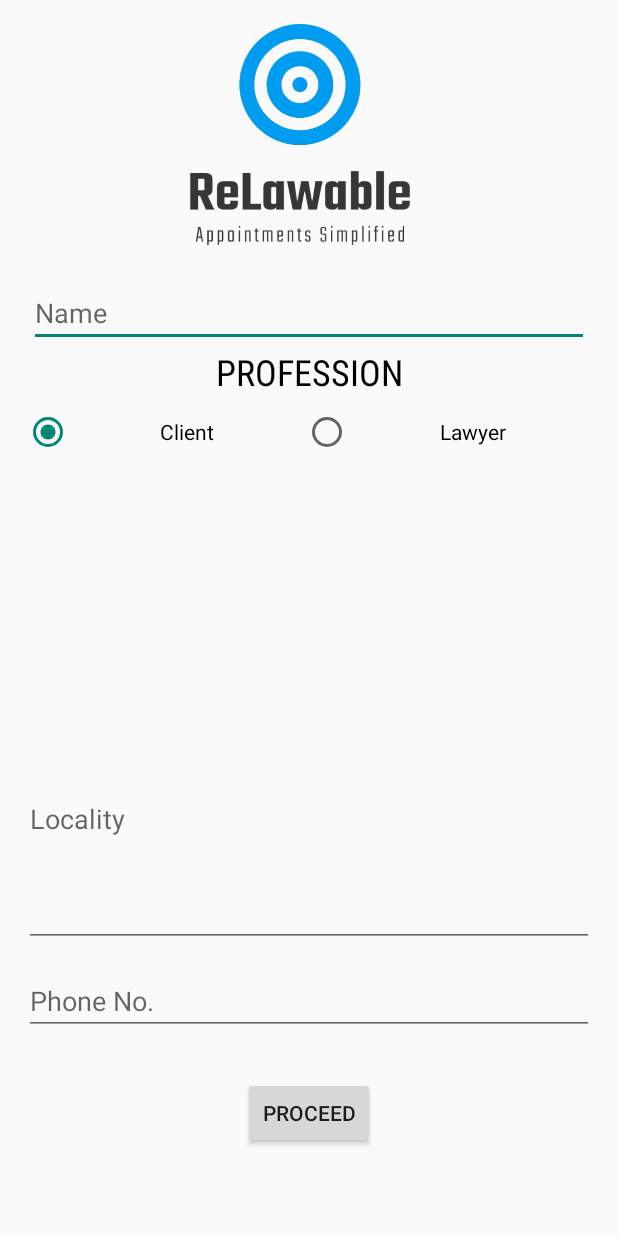
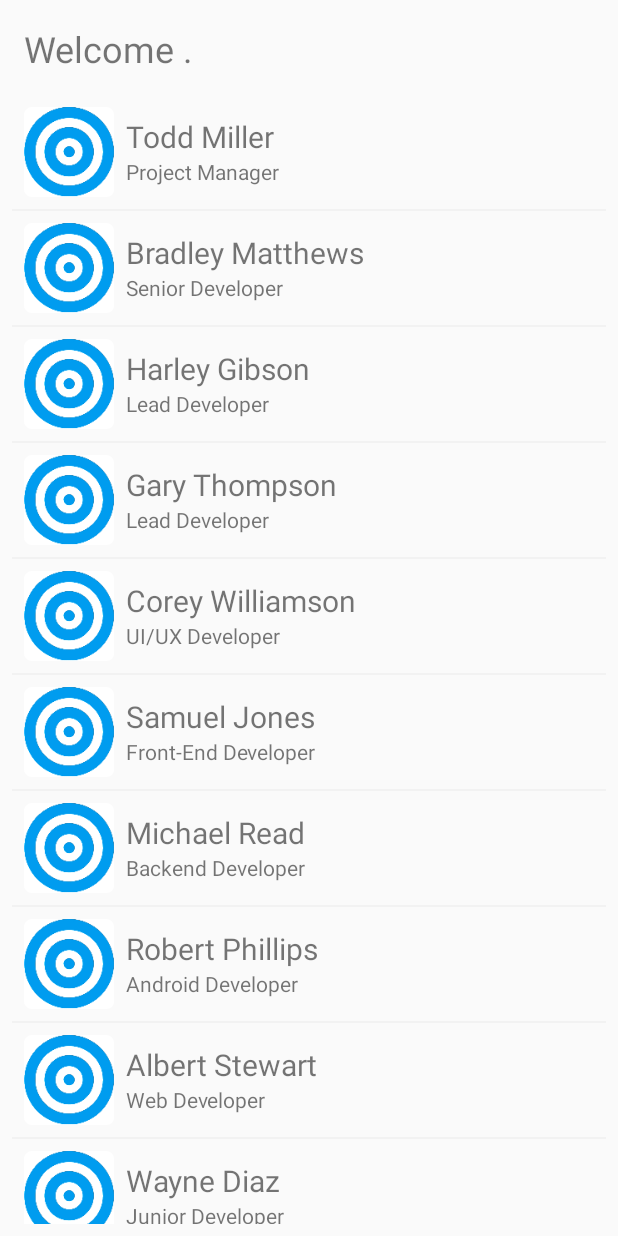
Before and after one commit to ankurpandeyvns/ReLawAble, an Android app: the SignUp screen opened directly, with no data from a screen before it, after a tap on "PROCEED", on a phone screen of 412 x 824 dp. Run offline under Robolectric (Android 15) with nearby library versions, the phone set to English and light mode, and no system bars; our stand-ins replace Firebase (no records; nobody signed in at launch, a user with empty details on screens opened directly); Roboto replaces fonts that are not available here.

Commit message:
Add more activities ... Near completion

```diff
--- a/app/build.gradle
+++ b/app/build.gradle
@@ -31,6 +31,7 @@ dependencies {
     implementation 'com.android.support:cardview-v7:28.0.0-alpha3'
     implementation 'com.google.firebase:firebase-database:16.0.1'
     implementation 'com.google.firebase:firebase-core:16.0.3'
+    implementation 'com.android.support:recyclerview-v7:28.0.0-alpha3'
 }
 
 apply plugin: 'com.google.gms.google-services'
--- a/app/src/main/AndroidManifest.xml
+++ b/app/src/main/AndroidManifest.xml
@@ -23,7 +23,8 @@
             android:resource="@array/preloaded_fonts" />
 
         <activity android:name=".LawyerHome" />
-        <activity android:name=".SignUp"></activity>
+        <activity android:name=".SignUp" />
+        <activity android:name=".ClientHome"></activity>
     </application>
 
 </manifest>
--- /dev/null
+++ b/app/src/main/java/com/dtechterminal/relawable/ClientHome.java
@@ -0,0 +1,48 @@
+package com.dtechterminal.relawable;
+
+import android.support.v7.app.AppCompatActivity;
+import android.os.Bundle;
+import android.support.v7.widget.LinearLayoutManager;
+import android.support.v7.widget.RecyclerView;
+
+import java.util.ArrayList;
+import java.util.List;
+
+public class ClientHome extends AppCompatActivity {
+    RecyclerView recyclerView;
+    RecyclerView.Adapter mAdapter;
+    RecyclerView.LayoutManager layoutManager;
+
+    List<PersonUtils> personUtilsList;
+
+
+    @Override
+    protected void onCreate(Bundle savedInstanceState) {
+        super.onCreate(savedInstanceState);
+        setContentView(R.layout.activity_client_home);
+        recyclerView = findViewById(R.id.recycleViewContainer);
+        recyclerView.setHasFixedSize(true);
+
+        layoutManager = new LinearLayoutManager(this);
+
+        recyclerView.setLayoutManager(layoutManager);
+
+        personUtilsList = new ArrayList<>();
+
+        //Adding Data into ArrayList
+        personUtilsList.add(new PersonUtils("Todd Miller","Project Manager"));
+        personUtilsList.add(new PersonUtils("Bradley Matthews","Senior Developer"));
+        personUtilsList.add(new PersonUtils("Harley Gibson","Lead Developer"));
+        personUtilsList.add(new PersonUtils("Gary Thompson","Lead Developer"));
+        personUtilsList.add(new PersonUtils("Corey Williamson","UI/UX Developer"));
+        personUtilsList.add(new PersonUtils("Samuel Jones","Front-End Developer"));
+        personUtilsList.add(new PersonUtils("Michael Read","Backend Developer"));
+        personUtilsList.add(new PersonUtils("Robert Phillips","Android Developer"));
+        personUtilsList.add(new PersonUtils("Albert Stewart","Web Developer"));
+        personUtilsList.add(new PersonUtils("Wayne Diaz","Junior Developer"));
+
+        mAdapter = new CustomRecyclerAdapter(this, personUtilsList);
+
+        recyclerView.setAdapter(mAdapter);
+    }
+}
--- /dev/null
+++ b/app/src/main/java/com/dtechterminal/relawable/CustomRecyclerAdapter.java
@@ -0,0 +1,71 @@
+package com.dtechterminal.relawable;
+import android.content.Context;
+import android.support.v7.widget.RecyclerView;
+import android.view.LayoutInflater;
+import android.view.View;
+import android.view.ViewGroup;
+import android.widget.TextView;
+import android.widget.Toast;
+
+import java.util.List;
+
+
+public class CustomRecyclerAdapter extends RecyclerView.Adapter<CustomRecyclerAdapter.ViewHolder> {
+
+    private Context context;
+    private List<PersonUtils> personUtils;
+
+    public CustomRecyclerAdapter(Context context, List personUtils) {
+        this.context = context;
+        this.personUtils = personUtils;
+    }
+
+    @Override
+    public ViewHolder onCreateViewHolder(ViewGroup parent, int viewType) {
+        View v = LayoutInflater.from(parent.getContext()).inflate(R.layout.list_item, parent, false);
+        ViewHolder viewHolder = new ViewHolder(v);
+        return viewHolder;
+    }
+
+    @Override
+    public void onBindViewHolder(ViewHolder holder, int position) {
+        holder.itemView.setTag(personUtils.get(position));
+
+        PersonUtils pu = personUtils.get(position);
+
+        holder.pName.setText(pu.getPersonName());
+        holder.pJobProfile.setText(pu.getJobProfile());
+
+    }
+
+    @Override
+    public int getItemCount() {
+        return personUtils.size();
+    }
+
+    public class ViewHolder extends RecyclerView.ViewHolder{
+
+        public TextView pName;
+        public TextView pJobProfile;
+
+        public ViewHolder(View itemView) {
+            super(itemView);
+
+            pName = itemView.findViewById(R.id.pNametxt);
+            pJobProfile =  itemView.findViewById(R.id.pJobProfiletxt);
+
+            itemView.setOnClickListener(new View.OnClickListener() {
+                @Override
+                public void onClick(View view) {
+
+                    PersonUtils cpu = (PersonUtils) view.getTag();
+
+                    Toast.makeText(view.getContext(), cpu.getPersonName()+" is "+ cpu.getJobProfile(), Toast.LENGTH_SHORT).show();
+
+                }
+            });
+
+        }
+    }
+
+}
--- /dev/null
+++ b/app/src/main/java/com/dtechterminal/relawable/PersonUtils.java
@@ -0,0 +1,27 @@
+package com.dtechterminal.relawable;
+
+public class PersonUtils {
+    private String personName;
+    private String jobProfile;
+
+    public PersonUtils(String personName, String jobProfile) {
+        this.personName = personName;
+        this.jobProfile = jobProfile;
+    }
+
+    public String getPersonName() {
+        return personName;
+    }
+
+    public void setPersonName(String personName) {
+        this.personName = personName;
+    }
+
+    public String getJobProfile() {
+        return jobProfile;
+    }
+
+    public void setJobProfile(String jobProfile) {
+        this.jobProfile = jobProfile;
+    }
+}
--- a/app/src/main/java/com/dtechterminal/relawable/SignUp.java
+++ b/app/src/main/java/com/dtechterminal/relawable/SignUp.java
@@ -1,10 +1,15 @@
 package com.dtechterminal.relawable;
 
+import android.content.Intent;
+import android.net.Uri;
 import android.support.v7.app.AppCompatActivity;
 import android.os.Bundle;
 import android.util.Log;
 import android.view.View;
+import android.widget.Button;
 import android.widget.EditText;
+import android.widget.ImageView;
+import android.widget.RadioGroup;
 import android.widget.Toast;
 
 import com.google.firebase.auth.FirebaseAuth;
@@ -16,6 +21,10 @@ public class SignUp extends AppCompatActivity {
     FirebaseDatabase database = FirebaseDatabase.getInstance();
     FirebaseAuth mauth;
     EditText nm,loc;
+    private Button btnChoose, btnUpload;
+    private ImageView imageView;
+    private Uri filePath;
+    private final int PICK_IMAGE_REQUEST = 71;
     @Override
     protected void onCreate(Bundle savedInstanceState) {
         super.onCreate(savedInstanceState);
@@ -27,6 +36,8 @@ public class SignUp extends AppCompatActivity {
         if(!(user.getDisplayName()==null)) nm.setText(user.getDisplayName());
     }
     public void proceedfn(View view){
+        RadioGroup rg = findViewById(R.id.radioGroup);
+        int selectedid = rg.getCheckedRadioButtonId();
         mauth = FirebaseAuth.getInstance();
         FirebaseUser user = mauth.getCurrentUser();
         DatabaseReference myRef = database.getReference(user.getUid());
@@ -40,5 +51,21 @@ public class SignUp extends AppCompatActivity {
             myRef.child("Locality").setValue(loc.getText().toString());
             myRef.child("Phone").setValue(Long.parseLong(pn.getText().toString()));
         }
+        if(selectedid == 2131296368){
+            DatabaseReference Lawyers = database.getReference("Lawyers");
+            Lawyers.setValue(user.getUid());
+            myRef.child("CORLAW").setValue("1");
+            startActivity(new Intent(getBaseContext(),LawyerHome.class));}
+        else{
+            DatabaseReference Clients = database.getReference("Clients");
+            Clients.setValue(user.getUid());
+            myRef.child("CORLAW").setValue("0");
+            startActivity(new Intent(getBaseContext(),ClientHome.class)); }
+    }
+    private void chooseImage() {
+        Intent intent = new Intent();
+        intent.setType("image/*");
+        intent.setAction(Intent.ACTION_GET_CONTENT);
+        startActivityForResult(Intent.createChooser(intent, "Select Picture"), PICK_IMAGE_REQUEST);
     }
 }
--- /dev/null
+++ b/app/src/main/res/layout/activity_client_home.xml
@@ -0,0 +1,33 @@
+<?xml version="1.0" encoding="utf-8"?>
+<android.support.constraint.ConstraintLayout xmlns:android="http://schemas.android.com/apk/res/android"
+    xmlns:app="http://schemas.android.com/apk/res-auto"
+    xmlns:tools="http://schemas.android.com/tools"
+    android:layout_width="match_parent"
+    android:layout_height="match_parent"
+    tools:context=".ClientHome">
+
+    <TextView
+        android:id="@+id/textView3"
+        android:layout_width="178dp"
+        android:layout_height="39dp"
+        android:layout_marginStart="16dp"
+        android:layout_marginTop="16dp"
+        android:layout_marginBottom="8dp"
+        android:text="Welcome . "
+        android:textSize="24sp"
+        app:layout_constraintBottom_toTopOf="@+id/recycleViewContainer"
+        app:layout_constraintStart_toStartOf="parent"
+        app:layout_constraintTop_toTopOf="parent" />
+
+    <android.support.v7.widget.RecyclerView
+        android:id="@+id/recycleViewContainer"
+        android:layout_width="0dp"
+        android:layout_height="0dp"
+        android:layout_marginStart="8dp"
+        android:layout_marginEnd="8dp"
+        android:layout_marginBottom="8dp"
+        app:layout_constraintBottom_toBottomOf="parent"
+        app:layout_constraintEnd_toEndOf="parent"
+        app:layout_constraintStart_toStartOf="parent"
+        app:layout_constraintTop_toBottomOf="@+id/textView3" />
+</android.support.constraint.ConstraintLayout>
--- /dev/null
+++ b/app/src/main/res/layout/list_item.xml
@@ -0,0 +1,52 @@
+<?xml version="1.0" encoding="utf-8"?>
+<RelativeLayout xmlns:android="http://schemas.android.com/apk/res/android"
+    android:layout_width="match_parent"
+    android:layout_height="wrap_content">
+
+    <RelativeLayout
+        android:id="@+id/singleRow"
+        android:layout_width="match_parent"
+        android:layout_height="wrap_content"
+        android:padding="8dp">
+
+        <ImageView
+            android:id="@+id/userImg"
+            android:src="@mipmap/ic_launcher"
+            android:layout_width="60dp"
+            android:layout_height="60dp" />
+
+        <TextView
+            android:id="@+id/pNametxt"
+            android:text="User Name"
+            android:textSize="20sp"
+            android:layout_marginTop="6dp"
+            android:maxLines="1"
+            android:layout_width="match_parent"
+            android:layout_height="wrap_content"
+            android:layout_alignParentTop="true"
+            android:layout_toRightOf="@+id/userImg"
+            android:layout_toEndOf="@+id/userImg"
+            android:layout_marginLeft="8dp"
+            android:layout_marginStart="8dp" />
+
+        <TextView
+            android:id="@+id/pJobProfiletxt"
+            android:text="Job Profile"
+            android:textSize="14sp"
+            android:maxLines="1"
+            android:layout_width="match_parent"
+            android:layout_height="wrap_content"
+            android:layout_below="@+id/pNametxt"
+            android:layout_alignLeft="@+id/pNametxt"
+            android:layout_alignStart="@+id/pNametxt" />
+
+    </RelativeLayout>
+
+    <View
+        android:layout_below="@+id/singleRow"
+        android:layout_width="match_parent"
+        android:layout_height="1dp"
+        android:background="#f2f2f2" />
+
+
+</RelativeLayout>
--- a/build.gradle
+++ b/build.gradle
@@ -7,7 +7,7 @@ buildscript {
         jcenter()
     }
     dependencies {
-        classpath 'com.android.tools.build:gradle:3.2.0'
+        classpath 'com.android.tools.build:gradle:3.2.1'
 
 
         // NOTE: Do not place your application dependencies here; they belong
```
Also changed, not shown: app/src/main/java/com/dtechterminal/relawable/LawyerHome.java (+3 -4 lines), app/src/main/java/com/dtechterminal/relawable/LoginActivity.java (+4 -4 lines), app/src/main/res/layout/activity_sign_up.xml (+40 -14 lines), app/src/main/res/layout/lawyer_home.xml (+4 -21 lines).
